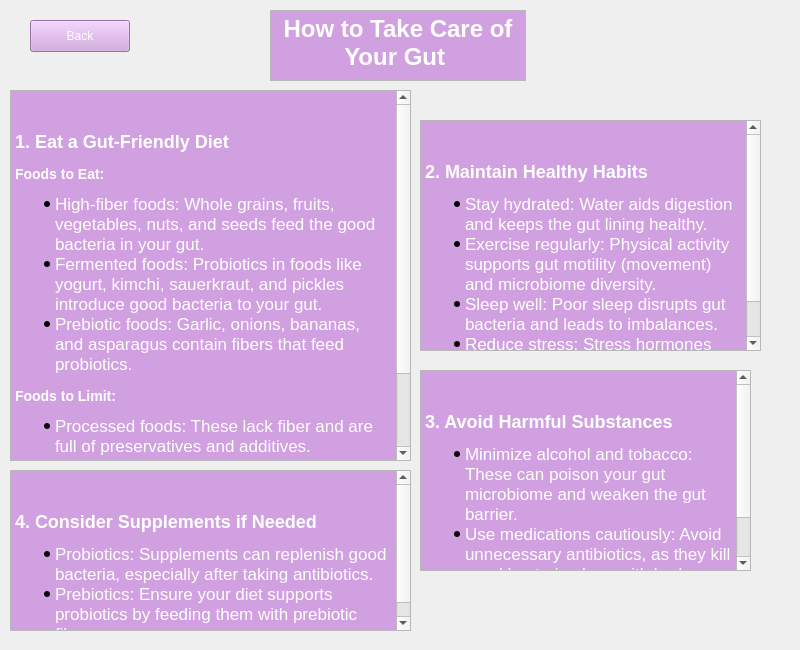
First picture: the form in A8EduApp/howtostayhealthywidget.ui, repository University-of-Utah-CS3505/a9-edu-app-f24-00Calvin00, before the edit.
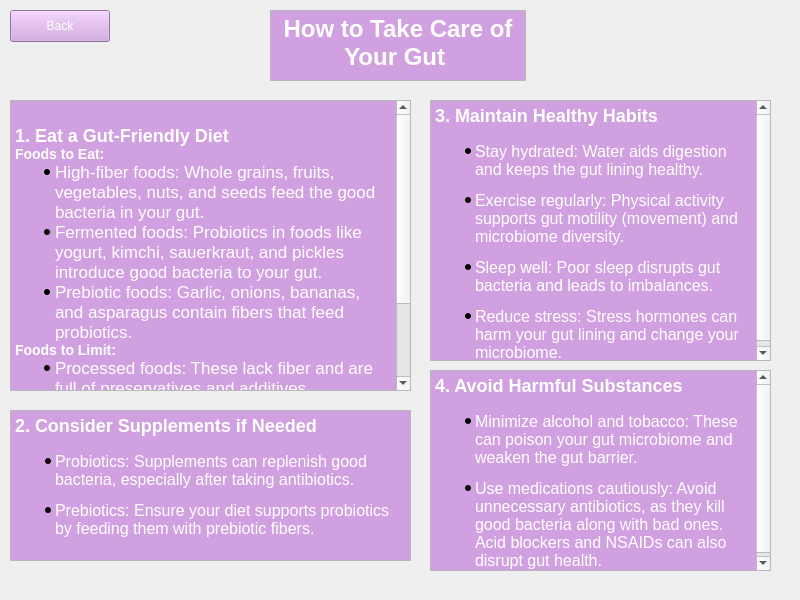
Second picture: the form after the edit.

The edit to the form file:
```diff
--- a/A8EduApp/howtostayhealthywidget.ui
+++ b/A8EduApp/howtostayhealthywidget.ui
@@ -7,7 +7,7 @@
     <x>0</x>
     <y>0</y>
     <width>800</width>
-    <height>650</height>
+    <height>600</height>
    </rect>
   </property>
   <property name="windowTitle">
@@ -16,8 +16,8 @@
   <widget class="QPushButton" name="backToTeachingWidgetButton">
    <property name="geometry">
     <rect>
-     <x>30</x>
-     <y>20</y>
+     <x>10</x>
+     <y>10</y>
      <width>100</width>
      <height>32</height>
     </rect>
@@ -54,9 +54,9 @@
    <property name="geometry">
     <rect>
      <x>10</x>
-     <y>90</y>
+     <y>100</y>
      <width>401</width>
-     <height>371</height>
+     <height>291</height>
     </rect>
    </property>
    <property name="html">
@@ -67,27 +67,27 @@
 li.unchecked::marker { content: &quot;\2610&quot;; }
 li.checked::marker { content: &quot;\2612&quot;; }
 &lt;/style&gt;&lt;/head&gt;&lt;body style=&quot; font-family:'.AppleSystemUIFont'; font-size:13pt; font-weight:400; font-style:normal;&quot; bgcolor=&quot;#d1a0e0&quot;&gt;
-&lt;p style=&quot; margin-top:0px; margin-bottom:0px; margin-left:0px; margin-right:0px; -qt-block-indent:0; text-indent:0px;&quot;&gt;&lt;span style=&quot; font-family:'Times New Roman','Times','serif'; color:#ffffff;&quot;&gt;    &lt;/span&gt;&lt;/p&gt;
-&lt;h2 style=&quot; margin-top:16px; margin-bottom:12px; margin-left:0px; margin-right:0px; -qt-block-indent:0; text-indent:0px;&quot;&gt;&lt;span style=&quot; font-family:'Times New Roman','Times','serif'; font-size:x-large; font-weight:700; color:#ffffff;&quot;&gt;1. Eat a Gut-Friendly Diet    &lt;/span&gt;&lt;/h2&gt;
-&lt;h3 style=&quot; margin-top:14px; margin-bottom:12px; margin-left:0px; margin-right:0px; -qt-block-indent:0; text-indent:0px;&quot;&gt;&lt;span style=&quot; font-family:'Times New Roman','Times','serif'; font-size:large; font-weight:700; color:#ffffff;&quot;&gt;Foods to Eat:    &lt;/span&gt;&lt;/h3&gt;
+&lt;p style=&quot; margin-top:0px; margin-bottom:0px; margin-left:0px; margin-right:0px; -qt-block-indent:0; text-indent:0px;&quot;&gt;    &lt;/p&gt;
+&lt;h2 style=&quot; margin-top:0px; margin-bottom:0px; margin-left:0px; margin-right:0px; -qt-block-indent:0; text-indent:0px;&quot;&gt;&lt;span style=&quot; font-family:'Times New Roman','Times','serif'; font-size:x-large; font-weight:700; color:#ffffff;&quot;&gt;1. Eat a Gut-Friendly Diet&lt;/span&gt;&lt;span style=&quot; font-size:x-large; font-weight:700;&quot;&gt;    &lt;/span&gt;&lt;/h2&gt;
+&lt;h3 style=&quot; margin-top:0px; margin-bottom:0px; margin-left:0px; margin-right:0px; -qt-block-indent:0; text-indent:0px;&quot;&gt;&lt;span style=&quot; font-family:'Times New Roman','Times','serif'; font-size:large; font-weight:700; color:#ffffff;&quot;&gt;Foods to Eat:&lt;/span&gt;&lt;span style=&quot; font-size:large; font-weight:700;&quot;&gt;    &lt;/span&gt;&lt;/h3&gt;
 &lt;ul style=&quot;margin-top: 0px; margin-bottom: 0px; margin-left: 0px; margin-right: 0px; -qt-list-indent: 1;&quot;&gt;
-&lt;li style=&quot; font-family:'Times New Roman','Times','serif'; color:#ffffff;&quot; style=&quot; margin-top:12px; margin-bottom:0px; margin-left:0px; margin-right:0px; -qt-block-indent:0; text-indent:0px;&quot;&gt;High-fiber foods: Whole grains, fruits, vegetables, nuts, and seeds feed the good bacteria in your gut.        &lt;/li&gt;
-&lt;li style=&quot; font-family:'Times New Roman','Times','serif'; color:#ffffff;&quot; style=&quot; margin-top:0px; margin-bottom:0px; margin-left:0px; margin-right:0px; -qt-block-indent:0; text-indent:0px;&quot;&gt;Fermented foods: Probiotics in foods like yogurt, kimchi, sauerkraut, and pickles introduce good bacteria to your gut.        &lt;/li&gt;
-&lt;li style=&quot; font-family:'Times New Roman','Times','serif'; color:#ffffff;&quot; style=&quot; margin-top:0px; margin-bottom:12px; margin-left:0px; margin-right:0px; -qt-block-indent:0; text-indent:0px;&quot;&gt;Prebiotic foods: Garlic, onions, bananas, and asparagus contain fibers that feed probiotics.        &lt;/li&gt;&lt;/ul&gt;
-&lt;h3 style=&quot; margin-top:14px; margin-bottom:12px; margin-left:0px; margin-right:0px; -qt-block-indent:0; text-indent:0px;&quot;&gt;&lt;span style=&quot; font-family:'Times New Roman','Times','serif'; font-size:large; font-weight:700; color:#ffffff;&quot;&gt;Foods to Limit:    &lt;/span&gt;&lt;/h3&gt;
+&lt;li style=&quot; font-family:'Times New Roman','Times','serif'; color:#ffffff;&quot; style=&quot; margin-top:0px; margin-bottom:0px; margin-left:0px; margin-right:0px; -qt-block-indent:0; text-indent:0px;&quot;&gt;High-fiber foods: Whole grains, fruits, vegetables, nuts, and seeds feed the good bacteria in your gut.&lt;span style=&quot; font-family:'.AppleSystemUIFont';&quot;&gt;        &lt;/span&gt;&lt;/li&gt;
+&lt;li style=&quot; font-family:'Times New Roman','Times','serif'; color:#ffffff;&quot; style=&quot; margin-top:0px; margin-bottom:0px; margin-left:0px; margin-right:0px; -qt-block-indent:0; text-indent:0px;&quot;&gt;Fermented foods: Probiotics in foods like yogurt, kimchi, sauerkraut, and pickles introduce good bacteria to your gut.&lt;span style=&quot; font-family:'.AppleSystemUIFont';&quot;&gt;        &lt;/span&gt;&lt;/li&gt;
+&lt;li style=&quot; font-family:'Times New Roman','Times','serif'; color:#ffffff;&quot; style=&quot; margin-top:0px; margin-bottom:0px; margin-left:0px; margin-right:0px; -qt-block-indent:0; text-indent:0px;&quot;&gt;Prebiotic foods: Garlic, onions, bananas, and asparagus contain fibers that feed probiotics.&lt;span style=&quot; font-family:'.AppleSystemUIFont';&quot;&gt;        &lt;/span&gt;&lt;/li&gt;&lt;/ul&gt;
+&lt;h3 style=&quot; margin-top:0px; margin-bottom:0px; margin-left:0px; margin-right:0px; -qt-block-indent:0; text-indent:0px;&quot;&gt;&lt;span style=&quot; font-family:'Times New Roman','Times','serif'; font-size:large; font-weight:700; color:#ffffff;&quot;&gt;Foods to Limit:&lt;/span&gt;&lt;span style=&quot; font-size:large; font-weight:700;&quot;&gt;    &lt;/span&gt;&lt;/h3&gt;
 &lt;ul style=&quot;margin-top: 0px; margin-bottom: 0px; margin-left: 0px; margin-right: 0px; -qt-list-indent: 1;&quot;&gt;
-&lt;li style=&quot; font-family:'Times New Roman','Times','serif'; color:#ffffff;&quot; style=&quot; margin-top:12px; margin-bottom:0px; margin-left:0px; margin-right:0px; -qt-block-indent:0; text-indent:0px;&quot;&gt;Processed foods: These lack fiber and are full of preservatives and additives.        &lt;/li&gt;
-&lt;li style=&quot; font-family:'Times New Roman','Times','serif'; color:#ffffff;&quot; style=&quot; margin-top:0px; margin-bottom:0px; margin-left:0px; margin-right:0px; -qt-block-indent:0; text-indent:0px;&quot;&gt;Foods high in sugar and saturated fats: These encourage harmful bacteria to grow.        &lt;/li&gt;
-&lt;li style=&quot; font-family:'Times New Roman','Times','serif'; color:#ffffff;&quot; style=&quot; margin-top:0px; margin-bottom:12px; margin-left:0px; margin-right:0px; -qt-block-indent:0; text-indent:0px;&quot;&gt;Red meat and egg yolks (in excess): Some bacteria turn these into TMAO, a harmful chemical.    &lt;/li&gt;&lt;/ul&gt;&lt;/body&gt;&lt;/html&gt;</string>
+&lt;li style=&quot; font-family:'Times New Roman','Times','serif'; color:#ffffff;&quot; style=&quot; margin-top:0px; margin-bottom:0px; margin-left:0px; margin-right:0px; -qt-block-indent:0; text-indent:0px;&quot;&gt;Processed foods: These lack fiber and are full of preservatives and additives.&lt;span style=&quot; font-family:'.AppleSystemUIFont';&quot;&gt;        &lt;/span&gt;&lt;/li&gt;
+&lt;li style=&quot; font-family:'Times New Roman','Times','serif'; color:#ffffff;&quot; style=&quot; margin-top:0px; margin-bottom:0px; margin-left:0px; margin-right:0px; -qt-block-indent:0; text-indent:0px;&quot;&gt;Foods high in sugar and saturated fats: These encourage harmful bacteria to grow.&lt;span style=&quot; font-family:'.AppleSystemUIFont';&quot;&gt;        &lt;/span&gt;&lt;/li&gt;
+&lt;li style=&quot; font-family:'Times New Roman','Times','serif'; color:#ffffff;&quot; style=&quot; margin-top:0px; margin-bottom:0px; margin-left:0px; margin-right:0px; -qt-block-indent:0; text-indent:0px;&quot;&gt;Red meat and egg yolks (in excess): Some bacteria turn these into TMAO, a harmful chemical.&lt;span style=&quot; font-family:'.AppleSystemUIFont';&quot;&gt;    &lt;/span&gt;&lt;/li&gt;&lt;/ul&gt;&lt;/body&gt;&lt;/html&gt;</string>
    </property>
   </widget>
   <widget class="QTextBrowser" name="textBrowser_3">
    <property name="geometry">
     <rect>
-     <x>420</x>
-     <y>120</y>
+     <x>430</x>
+     <y>100</y>
      <width>341</width>
-     <height>231</height>
+     <height>261</height>
     </rect>
    </property>
    <property name="html">
@@ -98,21 +98,20 @@
 li.unchecked::marker { content: &quot;\2610&quot;; }
 li.checked::marker { content: &quot;\2612&quot;; }
 &lt;/style&gt;&lt;/head&gt;&lt;body style=&quot; font-family:'.AppleSystemUIFont'; font-size:13pt; font-weight:400; font-style:normal;&quot; bgcolor=&quot;#d1a0e0&quot;&gt;
-&lt;p style=&quot; margin-top:0px; margin-bottom:0px; margin-left:0px; margin-right:0px; -qt-block-indent:0; text-indent:0px;&quot;&gt;&lt;span style=&quot; font-family:'Times New Roman','Times','serif'; color:#ffffff;&quot;&gt;    &lt;/span&gt;&lt;/p&gt;
-&lt;h2 style=&quot; margin-top:16px; margin-bottom:12px; margin-left:0px; margin-right:0px; -qt-block-indent:0; text-indent:0px;&quot;&gt;&lt;span style=&quot; font-family:'Times New Roman','Times','serif'; font-size:x-large; font-weight:700; color:#ffffff;&quot;&gt;2. Maintain Healthy Habits    &lt;/span&gt;&lt;/h2&gt;
+&lt;h2 style=&quot; margin-top:16px; margin-bottom:16px; margin-left:0px; margin-right:0px; -qt-block-indent:0; text-indent:0px;&quot;&gt;&lt;span style=&quot; font-family:'Times New Roman','Times','serif'; font-size:x-large; font-weight:700; color:#ffffff;&quot;&gt;3. Maintain Healthy Habits &lt;/span&gt;&lt;/h2&gt;
 &lt;ul style=&quot;margin-top: 0px; margin-bottom: 0px; margin-left: 0px; margin-right: 0px; -qt-list-indent: 1;&quot;&gt;
-&lt;li style=&quot; font-family:'Times New Roman','Times','serif'; color:#ffffff;&quot; style=&quot; margin-top:12px; margin-bottom:0px; margin-left:0px; margin-right:0px; -qt-block-indent:0; text-indent:0px;&quot;&gt;Stay hydrated: Water aids digestion and keeps the gut lining healthy.        &lt;/li&gt;
-&lt;li style=&quot; font-family:'Times New Roman','Times','serif'; color:#ffffff;&quot; style=&quot; margin-top:0px; margin-bottom:0px; margin-left:0px; margin-right:0px; -qt-block-indent:0; text-indent:0px;&quot;&gt;Exercise regularly: Physical activity supports gut motility (movement) and microbiome diversity.        &lt;/li&gt;
-&lt;li style=&quot; font-family:'Times New Roman','Times','serif'; color:#ffffff;&quot; style=&quot; margin-top:0px; margin-bottom:0px; margin-left:0px; margin-right:0px; -qt-block-indent:0; text-indent:0px;&quot;&gt;Sleep well: Poor sleep disrupts gut bacteria and leads to imbalances.        &lt;/li&gt;
-&lt;li style=&quot; font-family:'Times New Roman','Times','serif'; color:#ffffff;&quot; style=&quot; margin-top:0px; margin-bottom:12px; margin-left:0px; margin-right:0px; -qt-block-indent:0; text-indent:0px;&quot;&gt;Reduce stress: Stress hormones can harm your gut lining and change your microbiome.    &lt;/li&gt;&lt;/ul&gt;&lt;/body&gt;&lt;/html&gt;</string>
+&lt;li style=&quot; font-family:'Times New Roman','Times','serif'; font-size:16px; color:#ffffff;&quot; style=&quot; margin-top:12px; margin-bottom:12px; margin-left:0px; margin-right:0px; -qt-block-indent:0; text-indent:0px;&quot;&gt;&lt;span style=&quot; font-size:16px;&quot;&gt;Stay hydrated: Water aids digestion and keeps the gut lining healthy. &lt;/span&gt;&lt;/li&gt;
+&lt;li style=&quot; font-family:'Times New Roman','Times','serif'; font-size:16px; color:#ffffff;&quot; style=&quot; margin-top:0px; margin-bottom:12px; margin-left:0px; margin-right:0px; -qt-block-indent:0; text-indent:0px;&quot;&gt;&lt;span style=&quot; font-size:16px;&quot;&gt;Exercise regularly: Physical activity supports gut motility (movement) and microbiome diversity. &lt;/span&gt;&lt;/li&gt;
+&lt;li style=&quot; font-family:'Times New Roman','Times','serif'; font-size:16px; color:#ffffff;&quot; style=&quot; margin-top:0px; margin-bottom:12px; margin-left:0px; margin-right:0px; -qt-block-indent:0; text-indent:0px;&quot;&gt;&lt;span style=&quot; font-size:16px;&quot;&gt;Sleep well: Poor sleep disrupts gut bacteria and leads to imbalances. &lt;/span&gt;&lt;/li&gt;
+&lt;li style=&quot; font-family:'Times New Roman','Times','serif'; font-size:16px; color:#ffffff;&quot; style=&quot; margin-top:0px; margin-bottom:12px; margin-left:0px; margin-right:0px; -qt-block-indent:0; text-indent:0px;&quot;&gt;&lt;span style=&quot; font-size:16px;&quot;&gt;Reduce stress: Stress hormones can harm your gut lining and change your microbiome. &lt;/span&gt;&lt;/li&gt;&lt;/ul&gt;&lt;/body&gt;&lt;/html&gt;</string>
    </property>
   </widget>
   <widget class="QTextBrowser" name="textBrowser_4">
    <property name="geometry">
     <rect>
-     <x>420</x>
+     <x>430</x>
      <y>370</y>
-     <width>331</width>
+     <width>341</width>
      <height>201</height>
     </rect>
    </property>
@@ -124,20 +123,19 @@
 li.unchecked::marker { content: &quot;\2610&quot;; }
 li.checked::marker { content: &quot;\2612&quot;; }
 &lt;/style&gt;&lt;/head&gt;&lt;body style=&quot; font-family:'.AppleSystemUIFont'; font-size:13pt; font-weight:400; font-style:normal;&quot; bgcolor=&quot;#d1a0e0&quot;&gt;
-&lt;p style=&quot; margin-top:0px; margin-bottom:0px; margin-left:0px; margin-right:0px; -qt-block-indent:0; text-indent:0px;&quot;&gt;&lt;span style=&quot; font-family:'Times New Roman','Times','serif'; color:#000000;&quot;&gt;    &lt;/span&gt;&lt;/p&gt;
-&lt;h2 style=&quot; margin-top:16px; margin-bottom:12px; margin-left:0px; margin-right:0px; -qt-block-indent:0; text-indent:0px;&quot;&gt;&lt;span style=&quot; font-family:'Times New Roman','Times','serif'; font-size:x-large; font-weight:700; color:#ffffff;&quot;&gt;3. Avoid Harmful Substances    &lt;/span&gt;&lt;/h2&gt;
+&lt;h2 style=&quot; margin-top:16px; margin-bottom:16px; margin-left:0px; margin-right:0px; -qt-block-indent:0; text-indent:0px;&quot;&gt;&lt;span style=&quot; font-family:'Times New Roman','Times','serif'; font-size:x-large; font-weight:700; color:#ffffff;&quot;&gt;4. Avoid Harmful Substances &lt;/span&gt;&lt;/h2&gt;
 &lt;ul style=&quot;margin-top: 0px; margin-bottom: 0px; margin-left: 0px; margin-right: 0px; -qt-list-indent: 1;&quot;&gt;
-&lt;li style=&quot; font-family:'Times New Roman','Times','serif'; color:#ffffff;&quot; style=&quot; margin-top:12px; margin-bottom:0px; margin-left:0px; margin-right:0px; -qt-block-indent:0; text-indent:0px;&quot;&gt;Minimize alcohol and tobacco: These can poison your gut microbiome and weaken the gut barrier.        &lt;/li&gt;
-&lt;li style=&quot; font-family:'Times New Roman','Times','serif'; color:#ffffff;&quot; style=&quot; margin-top:0px; margin-bottom:12px; margin-left:0px; margin-right:0px; -qt-block-indent:0; text-indent:0px;&quot;&gt;Use medications cautiously: Avoid unnecessary antibiotics, as they kill good bacteria along with bad ones. Acid blockers and NSAIDs can also disrupt gut health.    &lt;/li&gt;&lt;/ul&gt;&lt;/body&gt;&lt;/html&gt;</string>
+&lt;li style=&quot; font-family:'Times New Roman','Times','serif'; font-size:16px; color:#ffffff;&quot; style=&quot; margin-top:12px; margin-bottom:12px; margin-left:0px; margin-right:0px; -qt-block-indent:0; text-indent:0px;&quot;&gt;&lt;span style=&quot; font-size:16px;&quot;&gt;Minimize alcohol and tobacco: These can poison your gut microbiome and weaken the gut barrier. &lt;/span&gt;&lt;/li&gt;
+&lt;li style=&quot; font-family:'Times New Roman','Times','serif'; font-size:16px; color:#ffffff;&quot; style=&quot; margin-top:0px; margin-bottom:12px; margin-left:0px; margin-right:0px; -qt-block-indent:0; text-indent:0px;&quot;&gt;&lt;span style=&quot; font-size:16px;&quot;&gt;Use medications cautiously: Avoid unnecessary antibiotics, as they kill good bacteria along with bad ones. Acid blockers and NSAIDs can also disrupt gut health. &lt;/span&gt;&lt;/li&gt;&lt;/ul&gt;&lt;/body&gt;&lt;/html&gt;</string>
    </property>
   </widget>
   <widget class="QTextBrowser" name="textBrowser_5">
    <property name="geometry">
     <rect>
      <x>10</x>
-     <y>470</y>
+     <y>410</y>
      <width>401</width>
-     <height>161</height>
+     <height>151</height>
     </rect>
    </property>
    <property name="html">
@@ -148,11 +146,10 @@
 li.unchecked::marker { content: &quot;\2610&quot;; }
 li.checked::marker { content: &quot;\2612&quot;; }
 &lt;/style&gt;&lt;/head&gt;&lt;body style=&quot; font-family:'.AppleSystemUIFont'; font-size:13pt; font-weight:400; font-style:normal;&quot; bgcolor=&quot;#d1a0e0&quot;&gt;
-&lt;p style=&quot; margin-top:0px; margin-bottom:0px; margin-left:0px; margin-right:0px; -qt-block-indent:0; text-indent:0px;&quot;&gt;&lt;span style=&quot; font-family:'Times New Roman','Times','serif'; color:#ffffff;&quot;&gt;    &lt;/span&gt;&lt;/p&gt;
-&lt;h2 style=&quot; margin-top:16px; margin-bottom:12px; margin-left:0px; margin-right:0px; -qt-block-indent:0; text-indent:0px;&quot;&gt;&lt;span style=&quot; font-family:'Times New Roman','Times','serif'; font-size:x-large; font-weight:700; color:#ffffff;&quot;&gt;4. Consider Supplements if Needed    &lt;/span&gt;&lt;/h2&gt;
+&lt;h2 style=&quot; margin-top:16px; margin-bottom:16px; margin-left:0px; margin-right:0px; -qt-block-indent:0; text-indent:0px;&quot;&gt;&lt;span style=&quot; font-family:'Times New Roman','Times','serif'; font-size:x-large; font-weight:700; color:#ffffff;&quot;&gt;2. Consider Supplements if Needed &lt;/span&gt;&lt;/h2&gt;
 &lt;ul style=&quot;margin-top: 0px; margin-bottom: 0px; margin-left: 0px; margin-right: 0px; -qt-list-indent: 1;&quot;&gt;
-&lt;li style=&quot; font-family:'Times New Roman','Times','serif'; color:#ffffff;&quot; style=&quot; margin-top:12px; margin-bottom:0px; margin-left:0px; margin-right:0px; -qt-block-indent:0; text-indent:0px;&quot;&gt;Probiotics: Supplements can replenish good bacteria, especially after taking antibiotics.        &lt;/li&gt;
-&lt;li style=&quot; font-family:'Times New Roman','Times','serif'; color:#ffffff;&quot; style=&quot; margin-top:0px; margin-bottom:12px; margin-left:0px; margin-right:0px; -qt-block-indent:0; text-indent:0px;&quot;&gt;Prebiotics: Ensure your diet supports probiotics by feeding them with prebiotic fibers.    &lt;/li&gt;&lt;/ul&gt;&lt;/body&gt;&lt;/html&gt;</string>
+&lt;li style=&quot; font-family:'Times New Roman','Times','serif'; font-size:16px; color:#ffffff;&quot; style=&quot; margin-top:12px; margin-bottom:12px; margin-left:0px; margin-right:0px; -qt-block-indent:0; text-indent:0px;&quot;&gt;&lt;span style=&quot; font-size:16px;&quot;&gt;Probiotics: Supplements can replenish good bacteria, especially after taking antibiotics. &lt;/span&gt;&lt;/li&gt;
+&lt;li style=&quot; font-family:'Times New Roman','Times','serif'; font-size:16px; color:#ffffff;&quot; style=&quot; margin-top:0px; margin-bottom:12px; margin-left:0px; margin-right:0px; -qt-block-indent:0; text-indent:0px;&quot;&gt;&lt;span style=&quot; font-size:16px;&quot;&gt;Prebiotics: Ensure your diet supports probiotics by feeding them with prebiotic fibers. &lt;/span&gt;&lt;/li&gt;&lt;/ul&gt;&lt;/body&gt;&lt;/html&gt;</string>
    </property>
   </widget>
  </widget>
```
